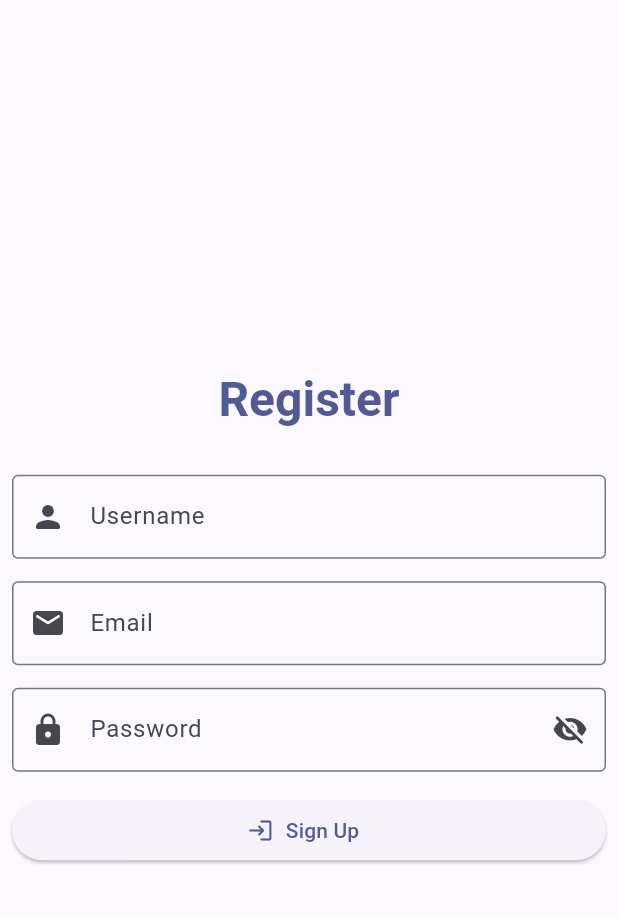
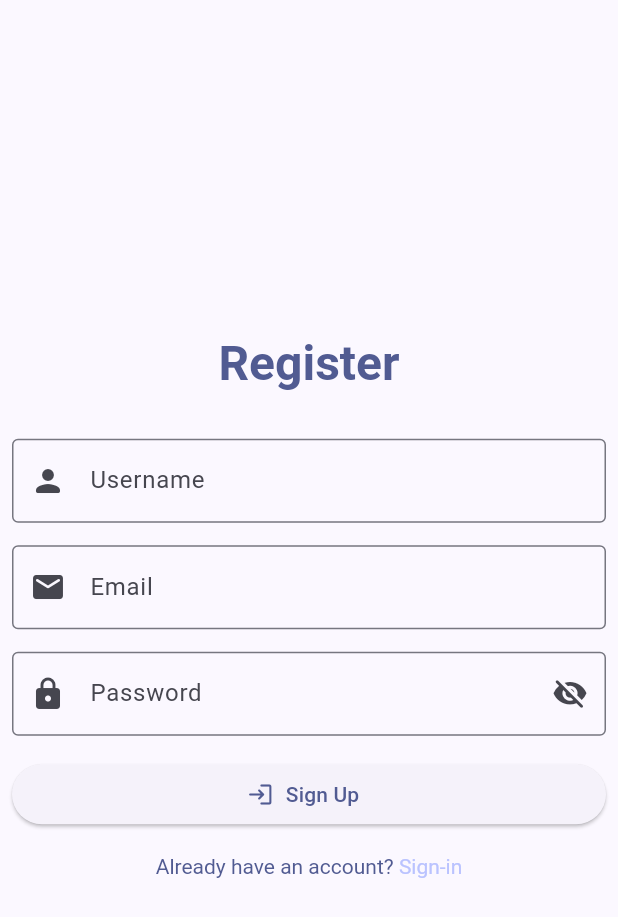
Before and after one commit to EsinShadrach/notes-appwrite, a Flutter app: the screen it shows after launch, on a phone screen of 412 x 824 dp. Shown: the top 917 px of the screen. Run offline on Flutter 3.47's test engine with Material 2 defaults, Android fonts, the phone set to English and light mode, and no system bars; our stand-ins replace appwrite.

Commit message:
added already have an account

```diff
--- a/lib/main.dart
+++ b/lib/main.dart
@@ -205,6 +205,27 @@ class _HomePageState extends State<HomePage> {
                     label: const Text("Sign Up"),
                   ),
                 ),
+                TextButton(
+                  onPressed: () {},
+                  child: RichText(
+                    text: TextSpan(
+                      style: TextStyle(
+                        color: Theme.of(context).colorScheme.primary,
+                      ),
+                      children: [
+                        const TextSpan(
+                          text: "Already have an account? ",
+                        ),
+                        TextSpan(
+                          text: 'Sign-in',
+                          style: TextStyle(
+                            color: Theme.of(context).colorScheme.inversePrimary,
+                          ),
+                        ),
+                      ],
+                    ),
+                  ),
+                )
               ],
             ),
           ),
```
